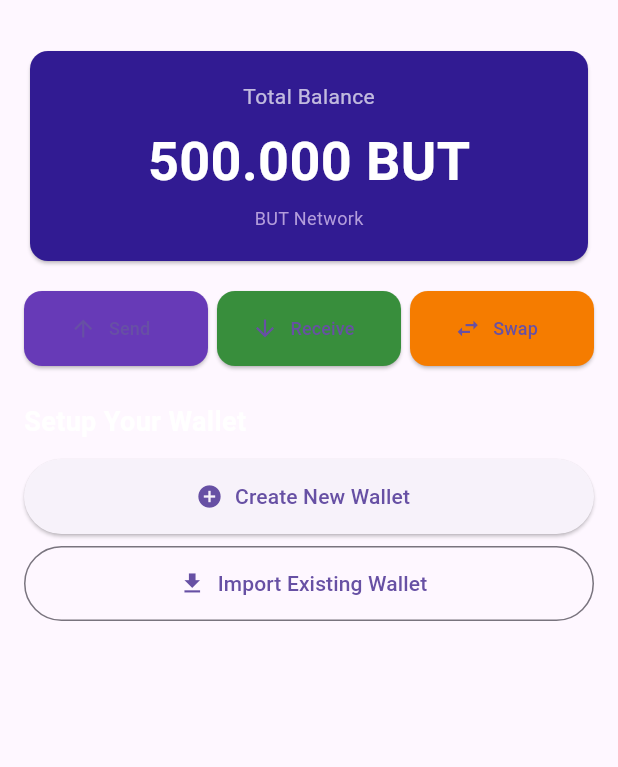
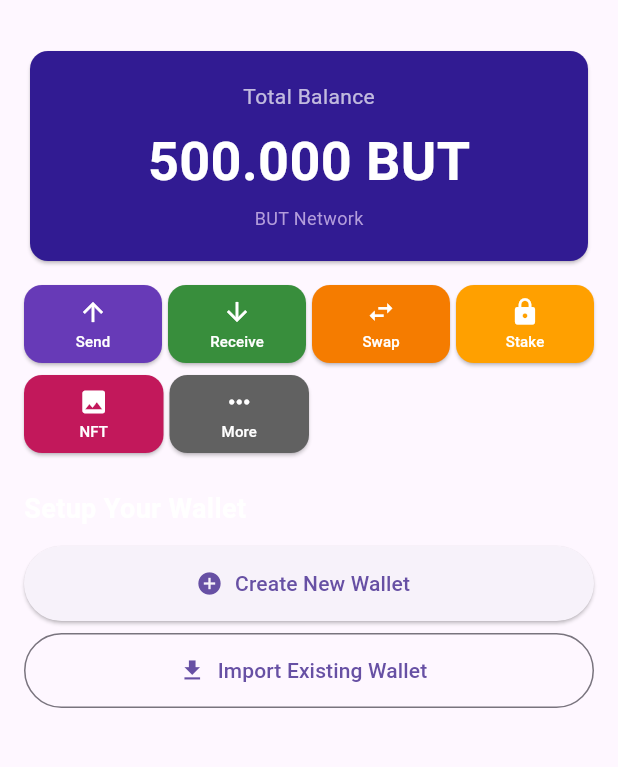
Before and after one commit to sanjaynain754/Butcoin, a Flutter app: the WalletHome screen opened directly, on a phone screen of 412 x 824 dp, the part 63-830 px from its top. Run offline on Flutter 3.47's test engine with Material 3 defaults, Android fonts, the phone set to English and light mode, and no system bars; our stand-ins replace flutter_secure_storage, local_auth; missing offline and left inert: bip39, dart:ffi, ed25519_hd_key; accounts and stored records are empty.

Commit message:
Update wallet_home.dart

```diff
--- a/but-wallet/lib/screens/wallet_home.dart
+++ b/but-wallet/lib/screens/wallet_home.dart
@@ -7,6 +7,8 @@ import 'system_restore.dart';
 import 'send_screen.dart';
 import 'receive_screen.dart';
 import 'swap_screen.dart';
+import 'staking_screen.dart';
+import 'nft_screen.dart';
 
 class WalletHome extends StatefulWidget {
   const WalletHome({super.key});
@@ -190,6 +192,20 @@ class _WalletHomeState extends State<WalletHome> {
     );
   }
 
+  void _openStaking() {
+    Navigator.push(
+      context,
+      MaterialPageRoute(builder: (context) => const StakingScreen()),
+    );
+  }
+
+  void _openNFT() {
+    Navigator.push(
+      context,
+      MaterialPageRoute(builder: (context) => const NFTScreen()),
+    );
+  }
+
   @override
   Widget build(BuildContext context) {
     return Scaffold(
@@ -216,9 +232,7 @@ class _WalletHomeState extends State<WalletHome> {
       body: _isLoading
           ? const Center(child: CircularProgressIndicator())
           : RefreshIndicator(
-              onRefresh: () async {
-                await _loadBalance();
-              },
+              onRefresh: () async => _loadBalance(),
               child: SingleChildScrollView(
                 physics: const AlwaysScrollableScrollPhysics(),
                 padding: const EdgeInsets.all(16.0),
@@ -232,118 +246,63 @@ class _WalletHomeState extends State<WalletHome> {
                         padding: const EdgeInsets.all(20.0),
                         child: Column(
                           children: [
-                            const Text(
-                              'Total Balance',
-                              style: TextStyle(
-                                color: Colors.white70,
-                                fontSize: 14,
-                              ),
-                            ),
+                            const Text('Total Balance', style: TextStyle(color: Colors.white70, fontSize: 14)),
                             const SizedBox(height: 8),
-                            Text(
-                              _balance,
-                              style: const TextStyle(
-                                color: Colors.white,
-                                fontSize: 36,
-                                fontWeight: FontWeight.bold,
-                              ),
-                            ),
+                            Text(_balance, style: const TextStyle(color: Colors.white, fontSize: 36, fontWeight: FontWeight.bold)),
                             const SizedBox(height: 4),
-                            Text(
-                              'BUT Network',
-                              style: TextStyle(
-                                color: Colors.deepPurple[200],
-                                fontSize: 12,
-                              ),
-                            ),
+                            Text('BUT Network', style: TextStyle(color: Colors.deepPurple[200], fontSize: 12)),
                           ],
                         ),
                       ),
                     ),
-                    const SizedBox(height: 16),
+                    const SizedBox(height: 12),
 
-                    // Send, Receive, Swap Buttons
+                    // Action Buttons Row 1: Send, Receive, Swap, Stake
                     Row(
                       children: [
-                        Expanded(
-                          child: ElevatedButton.icon(
-                            onPressed: _openSend,
-                            icon: const Icon(Icons.arrow_upward, size: 18),
-                            label: const Text('Send', style: TextStyle(fontSize: 12)),
-                            style: ElevatedButton.styleFrom(
-                              backgroundColor: Colors.deepPurple,
-                              minimumSize: const Size(0, 50),
-                              shape: RoundedRectangleBorder(
-                                borderRadius: BorderRadius.circular(12),
-                              ),
-                            ),
-                          ),
-                        ),
-                        const SizedBox(width: 6),
-                        Expanded(
-                          child: ElevatedButton.icon(
-                            onPressed: _openReceive,
-                            icon: const Icon(Icons.arrow_downward, size: 18),
-                            label: const Text('Receive', style: TextStyle(fontSize: 12)),
-                            style: ElevatedButton.styleFrom(
-                              backgroundColor: Colors.green[700],
-                              minimumSize: const Size(0, 50),
-                              shape: RoundedRectangleBorder(
-                                borderRadius: BorderRadius.circular(12),
-                              ),
-                            ),
-                          ),
-                        ),
-                        const SizedBox(width: 6),
-                        Expanded(
-                          child: ElevatedButton.icon(
-                            onPressed: _openSwap,
-                            icon: const Icon(Icons.swap_horiz, size: 18),
-                            label: const Text('Swap', style: TextStyle(fontSize: 12)),
-                            style: ElevatedButton.styleFrom(
-                              backgroundColor: Colors.orange[700],
-                              minimumSize: const Size(0, 50),
-                              shape: RoundedRectangleBorder(
-                                borderRadius: BorderRadius.circular(12),
-                              ),
-                            ),
-                          ),
-                        ),
+                        _buildActionButton(Icons.arrow_upward, 'Send', Colors.deepPurple, _openSend),
+                        const SizedBox(width: 4),
+                        _buildActionButton(Icons.arrow_downward, 'Receive', Colors.green[700]!, _openReceive),
+                        const SizedBox(width: 4),
+                        _buildActionButton(Icons.swap_horiz, 'Swap', Colors.orange[700]!, _openSwap),
+                        const SizedBox(width: 4),
+                        _buildActionButton(Icons.lock, 'Stake', Colors.amber[700]!, _openStaking),
+                      ],
+                    ),
+                    const SizedBox(height: 8),
+
+                    // Action Buttons Row 2: NFT, More
+                    Row(
+                      children: [
+                        _buildActionButton(Icons.image, 'NFT', Colors.pink[700]!, _openNFT),
+                        const SizedBox(width: 4),
+                        _buildActionButton(Icons.more_horiz, 'More', Colors.grey[700]!, () {}),
+                        const SizedBox(width: 4),
+                        const Spacer(flex: 2),
                       ],
                     ),
                     const SizedBox(height: 24),
 
-                    // Wallet Actions
+                    // Wallet Setup
                     if (_walletKeys == null && _generatedMnemonic == null) ...[
-                      const Text(
-                        'Setup Your Wallet',
-                        style: TextStyle(
-                          color: Colors.white,
-                          fontSize: 18,
-                          fontWeight: FontWeight.bold,
-                        ),
-                      ),
+                      const Text('Setup Your Wallet', style: TextStyle(color: Colors.white, fontSize: 18, fontWeight: FontWeight.bold)),
                       const SizedBox(height: 12),
                       ElevatedButton.icon(
                         onPressed: _generateNewWallet,
                         icon: const Icon(Icons.add_circle),
                         label: const Text('Create New Wallet'),
-                        style: ElevatedButton.styleFrom(
-                          minimumSize: const Size(double.infinity, 50),
-                        ),
+                        style: ElevatedButton.styleFrom(minimumSize: const Size(double.infinity, 50)),
                       ),
                       const SizedBox(height: 8),
                       OutlinedButton.icon(
                         onPressed: _importWallet,
                         icon: const Icon(Icons.download),
                         label: const Text('Import Existing Wallet'),
-                        style: OutlinedButton.styleFrom(
-                          minimumSize: const Size(double.infinity, 50),
-                        ),
+                        style: OutlinedButton.styleFrom(minimumSize: const Size(double.infinity, 50)),
                       ),
                     ],
 
-                    // Mnemonic Display
+                    // Mnemonic
                     if (_generatedMnemonic != null) ...[
                       Card(
                         color: Colors.red[900],
@@ -355,31 +314,14 @@ class _WalletHomeState extends State<WalletHome> {
                                 children: [
                                   Icon(Icons.warning, color: Colors.yellow),
                                   SizedBox(width: 8),
-                                  Text(
-                                    'SAVE YOUR RECOVERY PHRASE',
-                                    style: TextStyle(
-                                      color: Colors.white,
-                                      fontWeight: FontWeight.bold,
-                                    ),
-                                  ),
+                                  Text('SAVE YOUR RECOVERY PHRASE', style: TextStyle(color: Colors.white, fontWeight: FontWeight.bold)),
                                 ],
                               ),
                               const SizedBox(height: 12),
                               Container(
                                 padding: const EdgeInsets.all(12),
-                                decoration: BoxDecoration(
-                                  color: Colors.black54,
-                                  borderRadius: BorderRadius.circular(8),
-                                ),
-                                child: Text(
-                                  _generatedMnemonic!,
-                                  style: const TextStyle(
-                                    color: Colors.greenAccent,
-                                    fontFamily: 'monospace',
-                                    fontSize: 14,
-                                    height: 1.5,
-                                  ),
-                                ),
+                                decoration: BoxDecoration(color: Colors.black54, borderRadius: BorderRadius.circular(8)),
+                                child: Text(_generatedMnemonic!, style: const TextStyle(color: Colors.greenAccent, fontFamily: 'monospace', fontSize: 14, height: 1.5)),
                               ),
                             ],
                           ),
@@ -397,13 +339,7 @@ class _WalletHomeState extends State<WalletHome> {
                           child: Column(
                             crossAxisAlignment: CrossAxisAlignment.start,
                             children: [
-                              const Text(
-                                'Wallet Keys:',
-                                style: TextStyle(
-                                  color: Colors.white70,
-                                  fontWeight: FontWeight.bold,
-                                ),
-                              ),
+                              const Text('Wallet Keys:', style: TextStyle(color: Colors.white70, fontWeight: FontWeight.bold)),
                               const SizedBox(height: 8),
                               if (_walletKeys!.containsKey('spend_key'))
                                 _buildKeyRow('BUT-S', _walletKeys!['spend_key']!),
@@ -421,23 +357,38 @@ class _WalletHomeState extends State<WalletHome> {
     );
   }
 
+  Widget _buildActionButton(IconData icon, String label, Color color, VoidCallback onPressed) {
+    return Expanded(
+      child: ElevatedButton(
+        onPressed: onPressed,
+        style: ElevatedButton.styleFrom(
+          backgroundColor: color,
+          minimumSize: const Size(0, 48),
+          padding: const EdgeInsets.symmetric(vertical: 8),
+          shape: RoundedRectangleBorder(borderRadius: BorderRadius.circular(12)),
+        ),
+        child: Column(
+          mainAxisSize: MainAxisSize.min,
+          children: [
+            Icon(icon, size: 20, color: Colors.white),
+            const SizedBox(height: 2),
+            Text(label, style: const TextStyle(fontSize: 10, color: Colors.white)),
+          ],
+        ),
+      ),
+    );
+  }
+
   Widget _buildKeyRow(String label, String key) {
     return Padding(
       padding: const EdgeInsets.only(bottom: 4.0),
       child: Row(
         children: [
-          Text(
-            '$label: ',
-            style: const TextStyle(color: Colors.white54, fontSize: 11),
-          ),
+          Text('$label: ', style: const TextStyle(color: Colors.white54, fontSize: 11)),
           Expanded(
             child: Text(
               key.length > 30 ? '${key.substring(0, 30)}...' : key,
-              style: const TextStyle(
-                color: Colors.cyanAccent,
-                fontFamily: 'monospace',
-                fontSize: 11,
-              ),
+              style: const TextStyle(color: Colors.cyanAccent, fontFamily: 'monospace', fontSize: 11),
             ),
           ),
         ],
```
